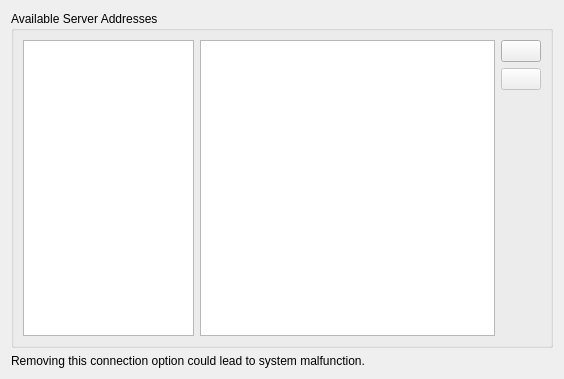
Qt form client/src/ui/widgets/routing_management_widget.ui (networkoptix/nx_open) before a commit.
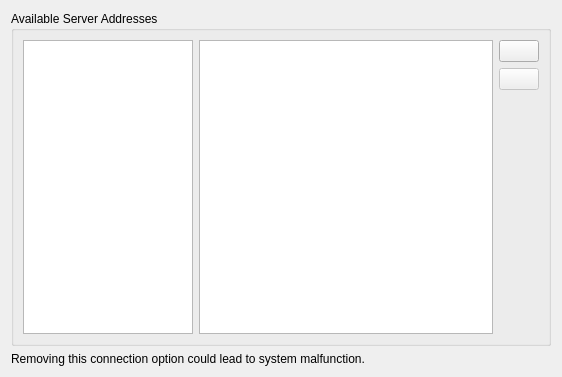
The same form after that commit. Icons and pictures are not drawn.

Commit message:
sorting in routing widget
<==== Mercurial data ====>
Branch: master

What changed in the file:
```diff
--- a/client/src/ui/widgets/routing_management_widget.ui
+++ b/client/src/ui/widgets/routing_management_widget.ui
@@ -6,8 +6,8 @@
    <rect>
     <x>0</x>
     <y>0</y>
-    <width>564</width>
-    <height>379</height>
+    <width>562</width>
+    <height>377</height>
    </rect>
   </property>
   <property name="windowTitle">
@@ -26,7 +26,14 @@
       <item>
        <layout class="QHBoxLayout" name="horizontalLayout_4" stretch="0,0">
         <item>
-         <widget class="QTableView" name="addressesView"/>
+         <widget class="QTableView" name="addressesView">
+          <property name="selectionBehavior">
+           <enum>QAbstractItemView::SelectRows</enum>
+          </property>
+          <property name="sortingEnabled">
+           <bool>true</bool>
+          </property>
+         </widget>
         </item>
         <item>
          <layout class="QVBoxLayout" name="verticalLayout">
```
Left out of the diff: 8 changed lines with no effect on the pictures. The commit also changes 2 other files.
